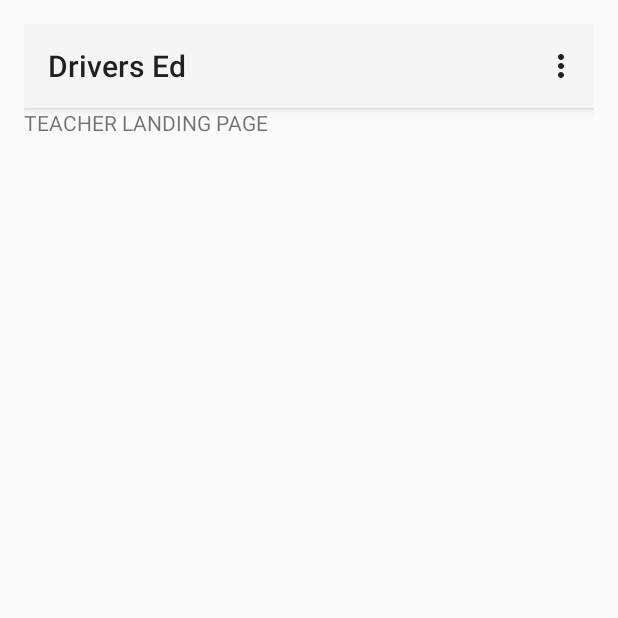
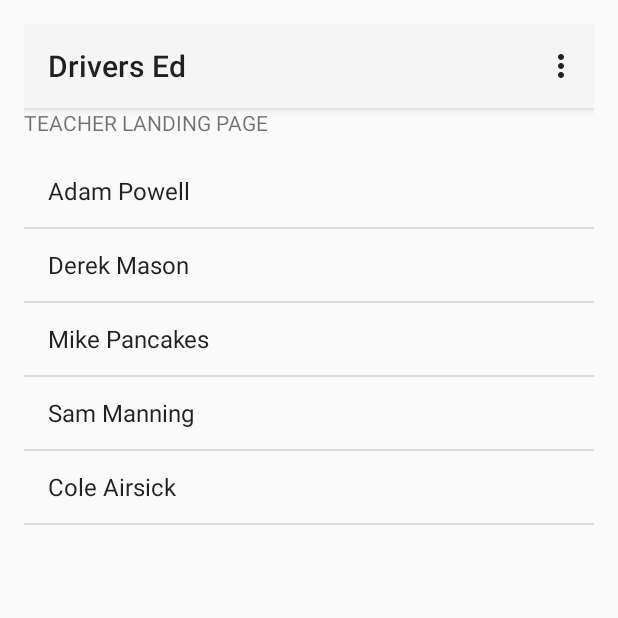
Before and after one commit to ajpowell021/driversed, an Android app: the screen it shows after launch once a user with an empty profile is signed in (TeacherLanding), on a phone screen of 412 x 824 dp, the top half of it. Run offline under Robolectric (Android 15) with nearby library versions, the phone set to English and light mode, and no system bars; our stand-ins replace Firebase (no records; nobody signed in at launch, a user with empty details on screens opened directly).

Commit message:
Added simple student list to teacher landing.

```diff
--- a/app/src/main/java/stone/philosophers/com/driversed/Student.java
+++ b/app/src/main/java/stone/philosophers/com/driversed/Student.java
@@ -7,6 +7,13 @@ public class Student {
     private String teacher;
     private double hoursDriven;
     private double nightHoursDriven;
+
+    public Student(String studentName, String studentTeacher, double studentHours, double studentNightHours) {
+        name = studentName;
+        teacher = studentTeacher;
+        hoursDriven = studentHours;
+        nightHoursDriven = studentNightHours;
+    }
 
     public String getName(){
         return name;
--- a/app/src/main/java/stone/philosophers/com/driversed/TeacherLanding.java
+++ b/app/src/main/java/stone/philosophers/com/driversed/TeacherLanding.java
@@ -8,6 +8,7 @@ import android.support.v7.widget.Toolbar;
 import android.view.Menu;
 import android.view.MenuItem;
 
+import android.widget.ArrayAdapter;
 import android.widget.ListView;
 import com.google.firebase.auth.FirebaseAuth;
 import com.google.firebase.auth.FirebaseUser;
@@ -18,7 +19,7 @@ public class TeacherLanding extends AppCompatActivity {
     private FirebaseAuth mFirebaseAuth;
     private FirebaseUser mFirebaseUser;
     private ListView studentListView;
-    private ArrayList<String> studentArray;
+    private ArrayList<String> studentNameList = new ArrayList<String>();
 
     @Override
     public boolean onCreateOptionsMenu(Menu menu) {
@@ -37,8 +38,7 @@ public class TeacherLanding extends AppCompatActivity {
         mFirebaseUser = mFirebaseAuth.getCurrentUser();
 
         studentListView = (ListView) findViewById(R.id.studentListView);
-        // This will be filled with database data.
-
+        fillStudentListView();
     }
 
     @Override
@@ -63,4 +63,28 @@ public class TeacherLanding extends AppCompatActivity {
         intent.addFlags(Intent.FLAG_ACTIVITY_CLEAR_TASK);
         startActivity(intent);
     }
+
+    private void fillStudentListView() {
+        // List view only contains student names currently.
+        // Currently hard coded.
+
+        Student studentOne = new Student("Adam Powell", "Mr. Rauh", 15, 3);
+        Student studentTwo = new Student("Derek Mason", "Mr. Rauh", 20, 10);
+        Student studentThree = new Student("Mike Pancakes", "Mr. Rauh", 10, 10);
+        Student studentFour = new Student("Sam Manning", "Mr. Rauh", 50, 0);
+        Student studentFive = new Student("Cole Airsick", "Mr. Rauh", 1, 1);
+
+        studentNameList.add(studentOne.getName());
+        studentNameList.add(studentTwo.getName());
+        studentNameList.add(studentThree.getName());
+        studentNameList.add(studentFour.getName());
+        studentNameList.add(studentFive.getName());
+
+        ArrayAdapter<String> arrayAdapter = new ArrayAdapter<String>(
+                this,
+                android.R.layout.simple_list_item_1,
+                studentNameList);
+
+        studentListView.setAdapter(arrayAdapter);
+    }
 }
--- a/app/src/main/res/layout/activity_teacher_landing.xml
+++ b/app/src/main/res/layout/activity_teacher_landing.xml
@@ -21,6 +21,7 @@
         app:popupTheme="@style/ThemeOverlay.AppCompat.Light"/>
 
     <TextView
+        android:id="@+id/teacherLandingText"
         android:layout_width="wrap_content"
         android:layout_height="wrap_content"
         android:text="TEACHER LANDING PAGE"
@@ -29,10 +30,11 @@
 
 
     <ListView
-            android:id="@+id/studentListView"
-            android:layout_width="match_parent"
-            android:layout_height="match_parent"
-            />
+        android:id="@+id/studentListView"
+        android:layout_width="match_parent"
+        android:layout_height="match_parent"
+        android:layout_below="@+id/teacherLandingText"
+        android:layout_marginTop="12dp" />
 
 
 </RelativeLayout>
```
